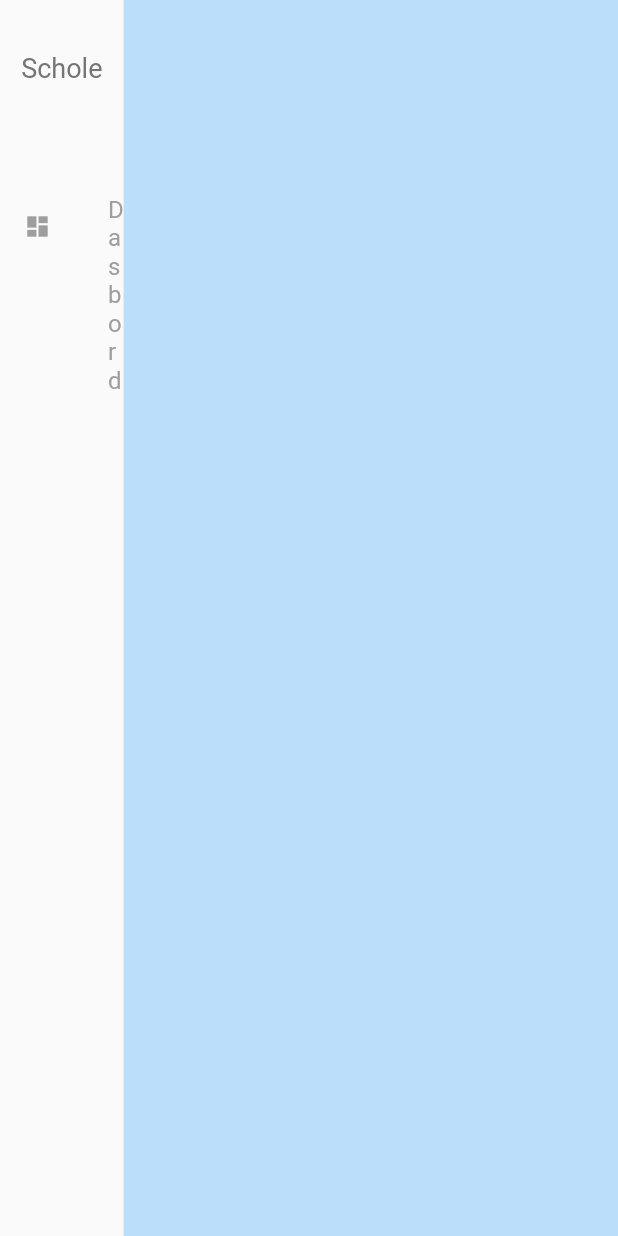
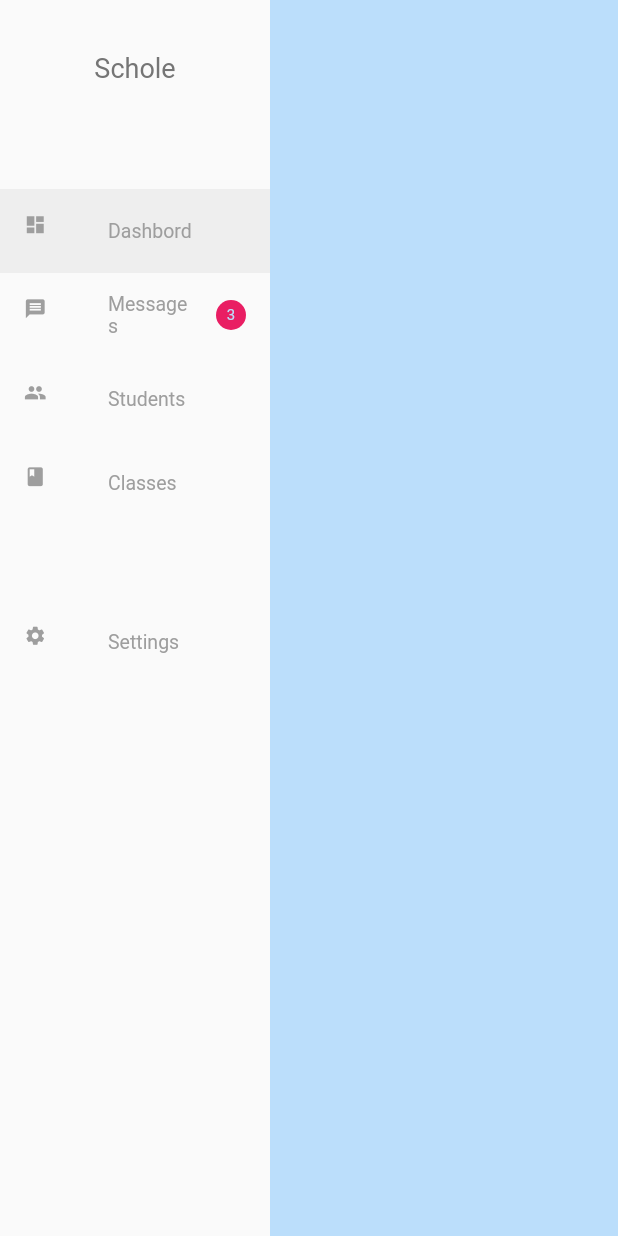
Before and after one commit to mahdinaghikhanii/School_Management, a Flutter app: the Dashboard screen opened directly, on a phone screen of 412 x 824 dp. Run offline on Flutter 3.47's test engine with Material 2 defaults, Android fonts, the phone set to English and light mode, and no system bars; our stand-ins replace flutter_bloc, rxdart, shared_preferences; accounts and stored records are empty.

Commit message:
create MSdibarIteam widgets and create selecedt items in sidbar

```diff
--- a/lib/module/extension.dart
+++ b/lib/module/extension.dart
@@ -9,6 +9,12 @@ extension ContextExtension on BuildContext {
   double get width => MediaQuery.of(this).size.width;
   double get height => MediaQuery.of(this).size.height;
 
+  double widthResponse(double min, double max, double perc) =>
+      MediaQuery.of(this).size.width * perc < min
+          ? min
+          : MediaQuery.of(this).size.width * perc > max
+              ? max
+              : MediaQuery.of(this).size.width * perc;
   //Navigation next page or Screans
   void showForm(Widget child) =>
       Navigator.push(this, MaterialPageRoute(builder: (context) => child));
--- a/lib/module/widgets.dart
+++ b/lib/module/widgets.dart
@@ -234,10 +234,39 @@ class MWaiting extends StatelessWidget {
 }
 
 class MSideBarItem extends StatelessWidget {
-  const MSideBarItem({Key? key}) : super(key: key);
+  final String title;
+  final IconData icon;
+  final int value;
+  final bool selected;
+  final VoidCallback onPreassed;
+  const MSideBarItem(
+      {required this.icon,
+      required this.onPreassed,
+      this.selected = false,
+      this.value = 0,
+      required this.title,
+      Key? key})
+      : super(key: key);
 
   @override
   Widget build(BuildContext context) {
-    return Container();
+    return ListTile(
+      selectedTileColor: Colors.grey.shade200,
+      selected: selected,
+      title: title.toLabel(color: Colors.grey.shade500, fontsize: 13),
+      leading: Icon(
+        icon,
+        size: 15,
+        color: Colors.grey.shade500,
+      ),
+      trailing: value > 0
+          ? CircleAvatar(
+              backgroundColor: Colors.pink,
+              radius: 10,
+              child: '$value'.toLabel(fontsize: 10),
+            )
+          : null,
+      onTap: onPreassed,
+    );
   }
 }
--- a/lib/screan/dashbord/sidbar.dart
+++ b/lib/screan/dashbord/sidbar.dart
@@ -1,14 +1,22 @@
 import 'package:flutter/material.dart';
 
 import '../../module/extension.dart';
+import '../../module/widgets.dart';
 
 class SidBar extends StatelessWidget {
   const SidBar({Key? key}) : super(key: key);
 
   @override
   Widget build(BuildContext context) {
-    return Container(
-      width: context.width * 0.2 > 250 ? 250 : context.width * 0.2,
+    MBloc<int> _selindex = MBloc<int>()..setValue(1);
+    return StreamBuilder<int>(
+        stream: _selindex.stream,
+        builder: (context, snapshot) {
+          if (!snapshot.hasData) {
+            return Container();
+          }
+          return SizedBox(
+            width: context.widthResponse(0.23, 180, 250),
             child: Column(
               children: [
                 const SizedBox(
@@ -18,20 +26,38 @@ class SidBar extends StatelessWidget {
                 const SizedBox(
                   height: 70,
                 ),
-          ListTile(
-            onTap: () {},
-            hoverColor: Colors.blueAccent,
-            title: 'Dasbord'.toLabel(
-              color: Colors.grey.shade500,
+                MSideBarItem(
+                    selected: snapshot.data == 1,
+                    title: "Dashbord",
+                    icon: Icons.dashboard,
+                    onPreassed: () => _selindex.setValue(1)),
+                MSideBarItem(
+                    title: "Messages",
+                    value: 3,
+                    selected: snapshot.data == 2,
+                    icon: Icons.message,
+                    onPreassed: () => _selindex.setValue(2)),
+                MSideBarItem(
+                    title: "Students",
+                    selected: snapshot.data == 3,
+                    icon: Icons.people,
+                    onPreassed: () => _selindex.setValue(3)),
+                MSideBarItem(
+                    title: "Classes",
+                    icon: Icons.class_,
+                    selected: snapshot.data == 4,
+                    onPreassed: () => _selindex.setValue(4)),
+                const SizedBox(
+                  height: 50,
                 ),
-            leading: Icon(
-              Icons.dashboard,
-              size: 18,
-              color: Colors.grey.shade500,
-            ),
-          )
+                MSideBarItem(
+                    title: "Settings",
+                    selected: snapshot.data == 5,
+                    icon: Icons.settings,
+                    onPreassed: () => _selindex.setValue(5))
               ],
             ),
           );
+        });
   }
 }
```
Also changed, not shown: 3 other files. Lines whose indentation alone changed are shown as unchanged.
